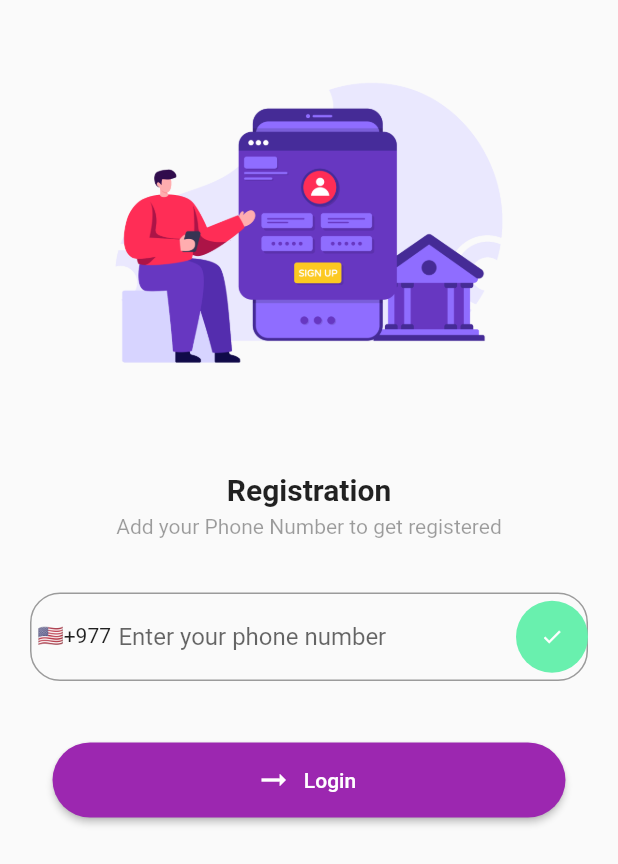
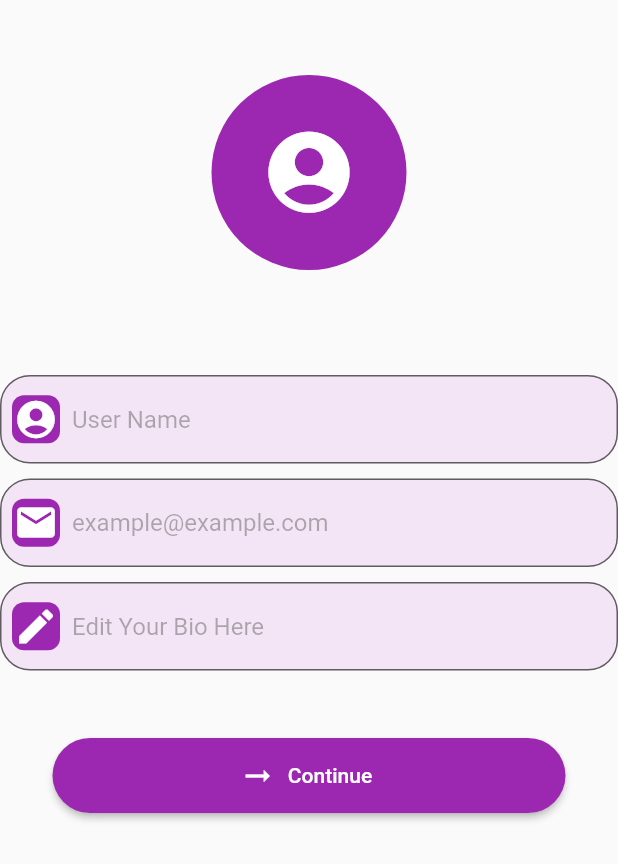
Before and after one commit to jiwanhumagain/Ridify, a Flutter app: the screen it shows after launch, on a phone screen of 412 x 824 dp. Shown: the top 864 px of the screen. Run offline on Flutter 3.47's test engine with Material 2 defaults, Android fonts, the light colour scheme and no system bars; our stand-ins replace country_picker, flutter_map, latlong2, otp_text_field; Roboto replaces fonts that are missing (times).

Commit message:
otp-screenn and user detail screen done

```diff
--- a/ridify/lib/auth/phone_reg.dart
+++ b/ridify/lib/auth/phone_reg.dart
@@ -12,20 +12,26 @@ class _PhoneRegistration extends State<PhoneRegistration> {
   final TextEditingController phoneController = TextEditingController();
   Country selectedCountry = Country(
     phoneCode: "977",
-    countryCode: "Us",
+    countryCode: "NP",
     e164Sc: 1,
     geographic: true,
     level: 2,
     name: "Nepal",
     example: "Nepal",
     displayName: "Nepal",
-    displayNameNoCountryCode: "NEP",
-    e164Key: "Nep",
+    displayNameNoCountryCode: "NP",
+    e164Key: "NP",
   );
 
   @override
   Widget build(BuildContext context) {
+    phoneController.selection = TextSelection.fromPosition(
+      TextPosition(
+        offset: phoneController.text.length,
+      ),
+    );
     return Scaffold(
+      resizeToAvoidBottomInset: false,
       body: SafeArea(
         child: Center(
           child: Column(
@@ -59,10 +65,14 @@ class _PhoneRegistration extends State<PhoneRegistration> {
                 height: 20,
               ),
               Padding(
-                padding:
-                    const EdgeInsets.symmetric(horizontal: 20, vertical: 16),
+                padding: const EdgeInsets.symmetric(horizontal: 20, vertical: 16),
                 child: TextFormField(
                   controller: phoneController,
+                  onChanged: (value) {
+                    setState(() {
+                      phoneController.text = value;
+                    });
+                  },
                   decoration: InputDecoration(
                     border: const OutlineInputBorder(
                       borderRadius: BorderRadius.all(
@@ -70,6 +80,9 @@ class _PhoneRegistration extends State<PhoneRegistration> {
                       ),
                     ),
                     hintText: 'Enter your phone number',
+                    hintStyle: const TextStyle(
+                      color: Color.fromARGB(95, 50, 50, 50),
+                    ),
                     prefixIcon: Container(
                       padding: const EdgeInsets.symmetric(
                         vertical: 15,
@@ -94,38 +107,38 @@ class _PhoneRegistration extends State<PhoneRegistration> {
                       ),
                     ),
                     suffixIcon: phoneController.text.length == 10
-                        ? Container(
-                           padding: EdgeInsets.symmetric(
-                              horizontal: 15,
-                              vertical: 3,
-                            ),
-                            height: 5,
-                            width: 5,
+                        ? Padding(
+                            padding: const EdgeInsets.all(7.0),
+                            child: Container(
+                              height: 2,
+                              width: 2,
                               decoration: const BoxDecoration(
                                 shape: BoxShape.circle,
-                              color: Colors.greenAccent,
+                                color: Colors.green,
                               ),
                               child: const Icon(
                                 Icons.done,
                                 color: Colors.white,
-                              size: 10,
+                                size: 20,
+                              ),
                             ),
                           )
-                        : Container(
-                            padding: EdgeInsets.symmetric(
-                              horizontal: 15,
-                              vertical: 3,
-                            ),
-                            height: 4,
-                            width: 2,
-                            decoration: const BoxDecoration(
+                        : Padding(
+                            padding: const EdgeInsets.all(7.0),
+                            child: Container(
+                              height: 5,
+                              width: 5,
+                              decoration: phoneController.text.isEmpty
+                                  ? const BoxDecoration()
+                                  : const BoxDecoration(
                                       shape: BoxShape.circle,
-                              color: Colors.greenAccent,
+                                      color: Colors.red,
                                     ),
                               child: const Icon(
-                              Icons.done,
+                                Icons.close,
                                 color: Colors.white,
-                              size: 15,
+                                size: 20,
+                              ),
                             ),
                           ),
                   ),
--- /dev/null
+++ b/ridify/lib/auth/user_detail.dart
@@ -0,0 +1,87 @@
+import 'package:flutter/material.dart';
+import 'package:ridify/widgets/Input_form_fields.dart';
+import 'package:ridify/widgets/custom_buttons.dart';
+
+class UserDetail extends StatefulWidget {
+  const UserDetail({super.key});
+  @override
+  State<UserDetail> createState() => _UserDetail();
+}
+
+class _UserDetail extends State<UserDetail> {
+  final TextEditingController usernameController = TextEditingController();
+  @override
+  Widget build(BuildContext context) {
+    // usernameController.selection = TextSelection.fromPosition(
+    //   TextPosition(
+    //     offset: usernameController.text.length,
+    //   ),
+    // );
+    return const Scaffold(
+      body: SafeArea(
+        child: Center(
+          child: Column(
+            children: [
+              Padding(
+                padding: EdgeInsets.all(50.0),
+                child: CircleAvatar(
+                  backgroundColor: Colors.purple,
+                  radius: 65,
+                  child: Icon(
+                    Icons.account_circle,
+                    size: 65,
+                    color: Colors.white,
+                  ),
+                ),
+              ),
+              SizedBox(
+                height: 20,
+              ),
+              InputFormField(
+                iconType: Icon(
+                  Icons.account_circle,
+                  size: 30,
+                  color: Colors.white,
+                  fill: 0.75,
+                ),
+                placeHolder: "User Name",
+              ),
+              SizedBox(
+                height: 10,
+              ),
+              InputFormField(
+                iconType: Icon(
+                  Icons.email,
+                  size: 30,
+                  color: Colors.white,
+                  fill: 0.75,
+                ),
+                placeHolder: "example@example.com",
+              ),
+              SizedBox(
+                height: 10,
+              ),
+              InputFormField(
+                iconType: Icon(
+                  Icons.edit,
+                  size: 30,
+                  color: Colors.white,
+                  fill: 0.75,
+                ),
+                placeHolder: "Edit Your Bio Here",
+              ),
+              Padding(
+                padding: EdgeInsets.symmetric(horizontal: 35, vertical: 45),
+                child: SizedBox(
+                  height: 50,
+                  width: double.infinity,
+                  child: CustomButtons(buttonText: "Continue"),
+                ),
+              ),
+            ],
+          ),
+        ),
+      ),
+    );
+  }
+}
--- /dev/null
+++ b/ridify/lib/widgets/Input_form_fields.dart
@@ -0,0 +1,34 @@
+import 'package:flutter/material.dart';
+
+class InputFormField extends StatelessWidget {
+  const InputFormField(
+      {super.key, required this.iconType, required this.placeHolder});
+  final String placeHolder;
+  final Widget iconType;
+  @override
+  Widget build(BuildContext context) {
+    return TextFormField(
+      decoration: InputDecoration(
+        fillColor: Colors.purple.shade50,
+        filled: true,
+        border: const OutlineInputBorder(
+          borderRadius: BorderRadius.all(
+            Radius.circular(20),
+          ),
+        ),
+        hintText: placeHolder,
+        hintStyle: const TextStyle(
+          color: Color.fromARGB(95, 50, 50, 50),
+        ),
+        prefixIcon: Container(
+          margin: const EdgeInsets.all(8),
+          decoration: BoxDecoration(
+            borderRadius: BorderRadius.circular(8),
+            color: Colors.purple,
+          ),
+          child: iconType,
+        ),
+      ),
+    );
+  }
+}
--- a/ridify/pubspec.yaml
+++ b/ridify/pubspec.yaml
@@ -39,6 +39,7 @@ dependencies:
   latlng: ^1.0.0
   latlong2: ^0.9.0
   country_picker: ^2.0.21
+  otp_text_field: ^1.1.3
 
 dev_dependencies:
   flutter_test:
@@ -66,6 +67,7 @@ flutter:
   assets:
     - assets/images/logo.png
     - assets/images/register.png
+    - assets/images/otp.png
   #   - images/a_dot_ham.jpeg
 
   # An image asset can refer to one or more resolution-specific "variants", see
```
Also changed, not shown: ridify/lib/auth/otp_screen.dart (added, +93 -0 lines), ridify/lib/main.dart (+6 -2 lines), ridify/assets/images/otp.png (added), ridify/pubspec.lock, 1 other file. Lines whose indentation alone changed are shown as unchanged.
